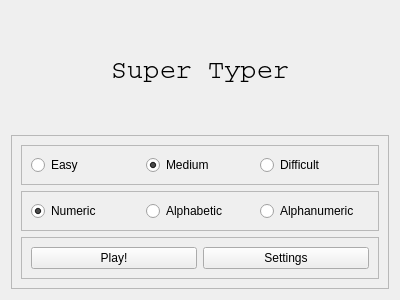
First picture: the form in widgets/menuwidget.ui, repository edgul/TipTopTyper, before the edit.
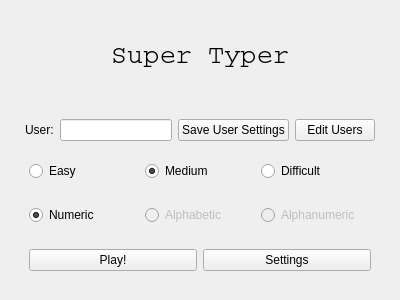
Second picture: the form after the edit.

```diff
--- a/widgets/menuwidget.ui
+++ b/widgets/menuwidget.ui
@@ -33,16 +33,64 @@
    <item>
     <widget class="QFrame" name="frame">
      <property name="frameShape">
-      <enum>QFrame::StyledPanel</enum>
+      <enum>QFrame::NoFrame</enum>
      </property>
      <property name="frameShadow">
       <enum>QFrame::Raised</enum>
      </property>
      <layout class="QVBoxLayout" name="verticalLayout_2">
+      <item>
+       <widget class="QFrame" name="frame_5">
+        <property name="frameShape">
+         <enum>QFrame::NoFrame</enum>
+        </property>
+        <property name="frameShadow">
+         <enum>QFrame::Raised</enum>
+        </property>
+        <layout class="QHBoxLayout" name="horizontalLayout_4">
+         <property name="leftMargin">
+          <number>5</number>
+         </property>
+         <property name="topMargin">
+          <number>5</number>
+         </property>
+         <property name="rightMargin">
+          <number>5</number>
+         </property>
+         <property name="bottomMargin">
+          <number>5</number>
+         </property>
+         <item>
+          <widget class="QLabel" name="label_2">
+           <property name="text">
+            <string>User:</string>
+           </property>
+          </widget>
+         </item>
+         <item>
+          <widget class="QLineEdit" name="lineedit_user"/>
+         </item>
+         <item>
+          <widget class="QPushButton" name="button_save_user_settings">
+           <property name="text">
+            <string>Save User Settings</string>
+           </property>
+          </widget>
+         </item>
+         <item>
+          <widget class="QPushButton" name="button_edit_users">
+           <property name="text">
+            <string>Edit Users</string>
+           </property>
+          </widget>
+         </item>
+        </layout>
+       </widget>
+      </item>
       <item>
        <widget class="QFrame" name="frame_2">
         <property name="frameShape">
-         <enum>QFrame::StyledPanel</enum>
+         <enum>QFrame::NoFrame</enum>
         </property>
         <property name="frameShadow">
          <enum>QFrame::Raised</enum>
@@ -78,7 +126,7 @@
       <item>
        <widget class="QFrame" name="frame_4">
         <property name="frameShape">
-         <enum>QFrame::StyledPanel</enum>
+         <enum>QFrame::NoFrame</enum>
         </property>
         <property name="frameShadow">
          <enum>QFrame::Raised</enum>
@@ -96,6 +144,9 @@
          </item>
          <item>
           <widget class="QRadioButton" name="radio_alphabetic">
+           <property name="enabled">
+            <bool>false</bool>
+           </property>
            <property name="text">
             <string>Alphabetic</string>
            </property>
@@ -103,6 +154,9 @@
          </item>
          <item>
           <widget class="QRadioButton" name="radio_alphanumeric">
+           <property name="enabled">
+            <bool>false</bool>
+           </property>
            <property name="text">
             <string>Alphanumeric</string>
            </property>
@@ -114,7 +168,7 @@
       <item>
        <widget class="QFrame" name="frame_3">
         <property name="frameShape">
-         <enum>QFrame::StyledPanel</enum>
+         <enum>QFrame::NoFrame</enum>
         </property>
         <property name="frameShadow">
          <enum>QFrame::Raised</enum>
```
